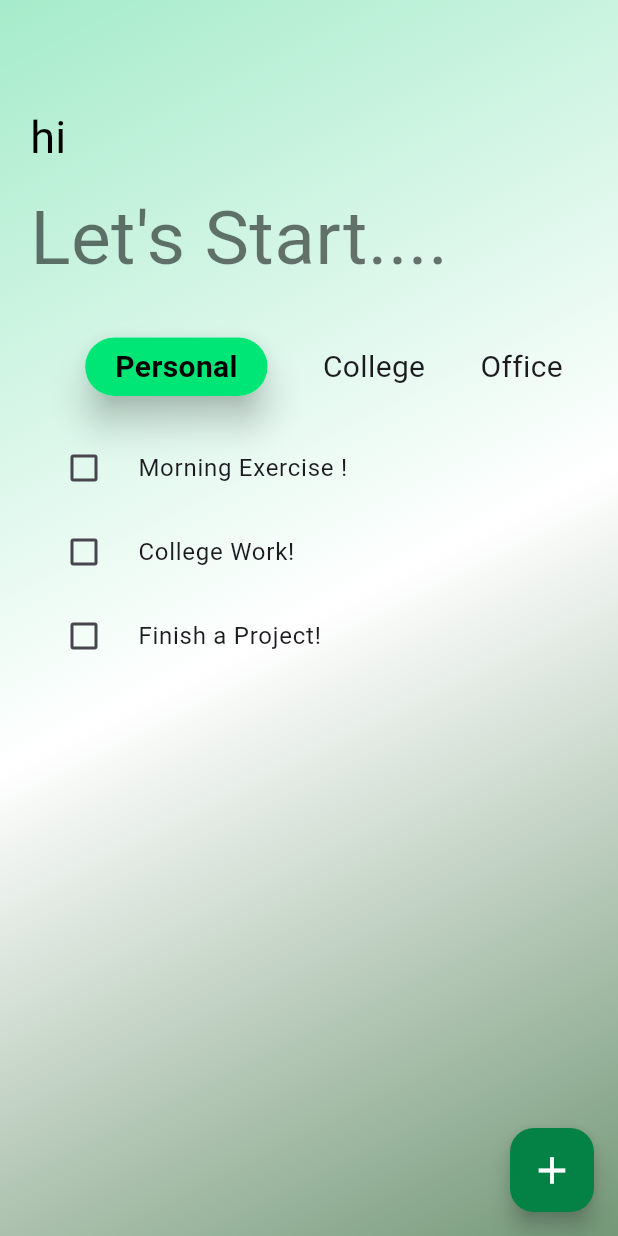
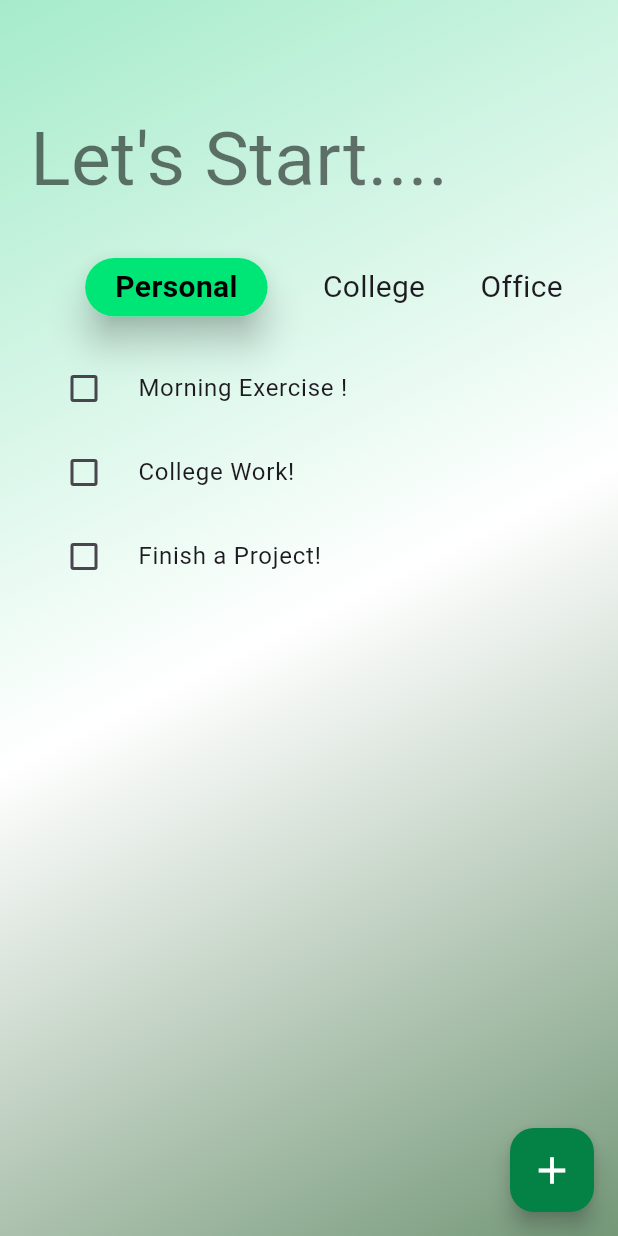
Before and after one commit to Tareqhasanmunna/Daily_TaskMate, a Flutter app: the screen it shows after launch, on a phone screen of 412 x 824 dp. Run offline on Flutter 3.47's test engine with Material 3 defaults, Android fonts, the phone set to English and light mode, and no system bars.

Commit message:
Home Page Layout

```diff
--- a/lib/HomeScreen.dart
+++ b/lib/HomeScreen.dart
@@ -44,16 +44,6 @@ class _HomeScreen extends State<HomeScreen> {
         child: Column(
           crossAxisAlignment: CrossAxisAlignment.start,
           children: [
-            Container(
-              child: Text("hi",
-              style: TextStyle(
-                fontSize: 30,
-                color: Colors.black
-              ),
-              ),
-            ),
-
-            SizedBox(height: 10,),
 
             Container(
               child: Text("Let's Start....",
```
